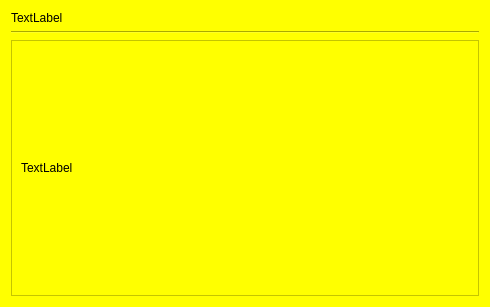
Qt form src/core/notificationdialog.ui (Ing-chuck/Aguara_POS) before a commit.
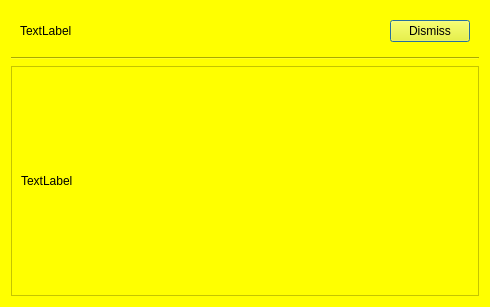
The same form after that commit.

Diff of the .ui file:
```diff
--- a/src/core/notificationdialog.ui
+++ b/src/core/notificationdialog.ui
@@ -18,10 +18,36 @@
   </property>
   <layout class="QVBoxLayout" name="verticalLayout">
    <item>
-    <widget class="QLabel" name="title">
-     <property name="text">
-      <string>TextLabel</string>
-     </property>
+    <widget class="QWidget" name="topBar" native="true">
+     <layout class="QHBoxLayout" name="horizontalLayout">
+      <item>
+       <widget class="QLabel" name="title">
+        <property name="text">
+         <string>TextLabel</string>
+        </property>
+       </widget>
+      </item>
+      <item>
+       <spacer name="horizontalSpacer">
+        <property name="orientation">
+         <enum>Qt::Horizontal</enum>
+        </property>
+        <property name="sizeHint" stdset="0">
+         <size>
+          <width>40</width>
+          <height>20</height>
+         </size>
+        </property>
+       </spacer>
+      </item>
+      <item>
+       <widget class="QPushButton" name="pushButton">
+        <property name="text">
+         <string>Dismiss</string>
+        </property>
+       </widget>
+      </item>
+     </layout>
     </widget>
    </item>
    <item>
@@ -42,7 +68,7 @@
         <x>0</x>
         <y>0</y>
         <width>470</width>
-        <height>259</height>
+        <height>231</height>
        </rect>
       </property>
       <layout class="QVBoxLayout" name="verticalLayout_2">
```
Left out of the diff: 22 changed lines with no effect on the pictures.
